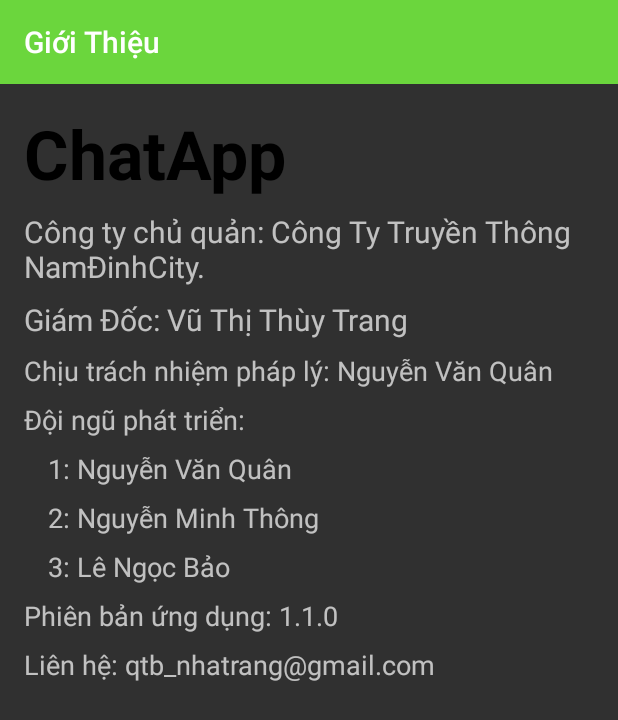
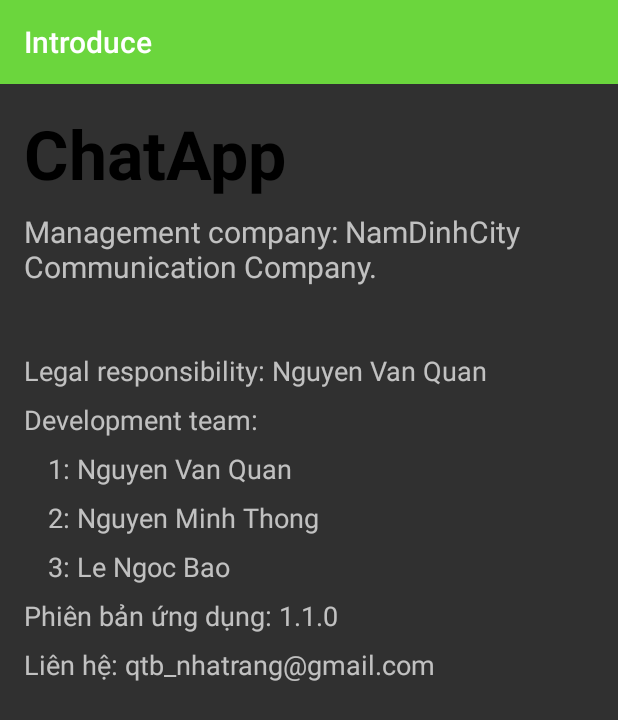
Before and after one commit to CoderEslam/ChatAppLikeFacebook, an Android app: the about_app screen opened directly, with no data from a screen before it, on a phone screen of 412 x 824 dp. Shown: the top 720 px of the screen. Run offline under Robolectric (Android 15) with nearby library versions, the phone set to English and light mode, and no system bars.

Commit message:
working now

```diff
--- a/app/src/main/java/com/doubleclick/chatapp33/AboutApp/about_app.java
+++ b/app/src/main/java/com/doubleclick/chatapp33/AboutApp/about_app.java
@@ -16,6 +16,6 @@ public class about_app extends AppCompatActivity {
         setContentView(R.layout.activity_about_app);
         toolbar  =  findViewById(R.id.app_bar);
         setSupportActionBar(toolbar);
-        getSupportActionBar().setTitle("Giới Thiệu");
+        getSupportActionBar().setTitle("Introduce");
     }
 }
--- a/app/src/main/res/layout/activity_about_app.xml
+++ b/app/src/main/res/layout/activity_about_app.xml
@@ -27,7 +27,7 @@
         android:layout_width="wrap_content"
         android:layout_height="wrap_content"
         android:layout_marginTop="8dp"
-        android:text="Công ty chủ quản: Công Ty Truyền Thông NamĐinhCity."
+        android:text="Management company: NamDinhCity Communication Company."
         android:textSize="20sp"
         app:layout_constraintStart_toStartOf="@+id/textView7"
         app:layout_constraintTop_toBottomOf="@+id/textView7" />
@@ -38,7 +38,6 @@
         android:layout_height="wrap_content"
         android:layout_marginTop="8dp"
         android:textSize="20sp"
-        android:text="Giám Đốc: Vũ Thị Thùy Trang"
         app:layout_constraintStart_toStartOf="@+id/textView8"
         app:layout_constraintTop_toBottomOf="@+id/textView8" />
 
@@ -47,7 +46,7 @@
         android:layout_width="wrap_content"
         android:layout_height="wrap_content"
         android:layout_marginTop="8dp"
-        android:text="Chịu trách nhiệm pháp lý: Nguyễn Văn Quân"
+        android:text="Legal responsibility: Nguyen Van Quan"
         android:textSize="18sp"
         app:layout_constraintStart_toStartOf="@+id/textView9"
         app:layout_constraintTop_toBottomOf="@+id/textView9" />
@@ -57,7 +56,7 @@
         android:layout_width="wrap_content"
         android:layout_height="wrap_content"
         android:layout_marginTop="8dp"
-        android:text="Đội ngũ phát triển:"
+        android:text="Development team:"
         android:textSize="18sp"
         app:layout_constraintStart_toStartOf="@+id/textView11"
         app:layout_constraintTop_toBottomOf="@+id/textView11" />
@@ -69,7 +68,7 @@
         android:layout_marginStart="16dp"
         android:layout_marginTop="8dp"
         android:textSize="18sp"
-        android:text="1: Nguyễn Văn Quân"
+        android:text="1: Nguyen Van Quan"
         app:layout_constraintStart_toStartOf="@+id/textView12"
         app:layout_constraintTop_toBottomOf="@+id/textView12" />
 
@@ -79,7 +78,7 @@
         android:layout_height="wrap_content"
         android:layout_marginTop="8dp"
         android:textSize="18sp"
-        android:text="2: Nguyễn Minh Thông"
+        android:text="2: Nguyen Minh Thong"
         app:layout_constraintStart_toStartOf="@+id/textView13"
         app:layout_constraintTop_toBottomOf="@+id/textView13" />
 
@@ -88,7 +87,7 @@
         android:layout_width="wrap_content"
         android:layout_height="wrap_content"
         android:layout_marginTop="8dp"
-        android:text="3: Lê Ngọc Bảo"
+        android:text="3: Le Ngoc Bao"
         android:textSize="18sp"
         app:layout_constraintStart_toStartOf="@+id/textView14"
         app:layout_constraintTop_toBottomOf="@+id/textView14" />
```
Also changed, not shown: app/src/main/java/com/doubleclick/chatapp33/CreateAccountActivity.java (+7 -7 lines), app/src/main/java/com/doubleclick/chatapp33/FindFriendActivity.java (+15 -12 lines), app/src/main/res/menu/search_menu.xml (+6 -5 lines).
